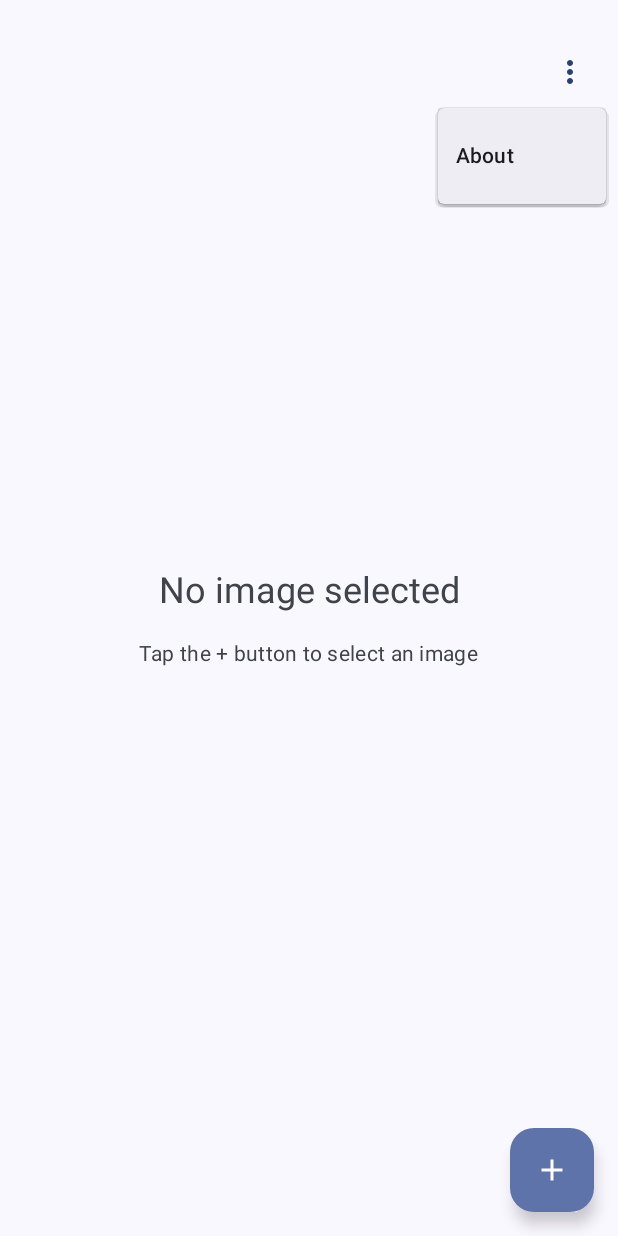
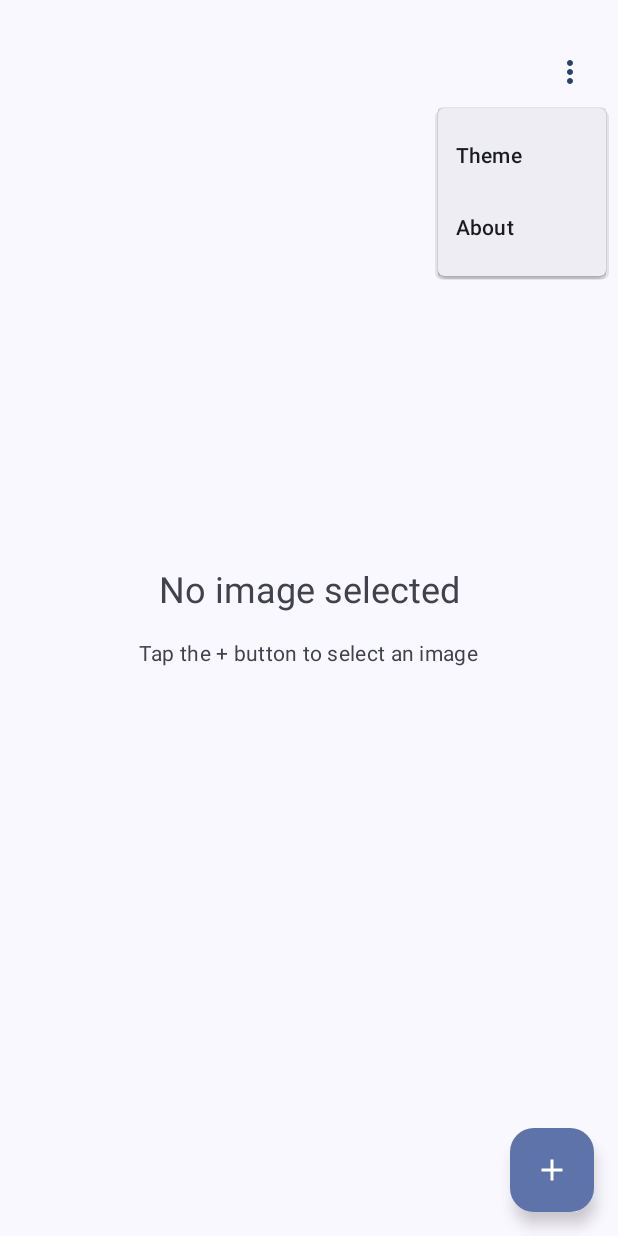
Before and after one commit to zac15987/LockView, an Android app built with Jetpack Compose: the screen it shows after launch (MainActivity), after a tap on "Menu", on a phone screen of 412 x 824 dp. Run offline under Robolectric (Android 15) with nearby library versions, the light colour scheme and no system bars.

Commit message:
feat: implement theme switcher with light, dark, and system options
Adds theme selection dialog accessible via the overflow menu, allowing
users to choose between light, dark, and system themes. Uses DataStore
for persistence, ViewModel with factory pattern, and Material3 UI.
Applies theme changes instantly without requiring app restart.

```diff
--- a/app/build.gradle.kts
+++ b/app/build.gradle.kts
@@ -59,6 +59,9 @@ dependencies {
     // Permissions
     implementation("com.google.accompanist:accompanist-permissions:0.32.0")
 
+    // DataStore for preferences
+    implementation("androidx.datastore:datastore-preferences:1.0.0")
+
     testImplementation(libs.junit)
     androidTestImplementation(libs.androidx.junit)
     androidTestImplementation(libs.androidx.espresso.core)
--- a/app/src/main/java/com/zac15987/lockview/MainActivity.kt
+++ b/app/src/main/java/com/zac15987/lockview/MainActivity.kt
@@ -10,9 +10,13 @@ import androidx.activity.ComponentActivity
 import androidx.activity.compose.setContent
 import androidx.activity.enableEdgeToEdge
 import androidx.lifecycle.viewmodel.compose.viewModel
+import androidx.lifecycle.compose.collectAsStateWithLifecycle
+import com.zac15987.lockview.data.theme.ThemeRepository
 import com.zac15987.lockview.ui.screens.ImageViewerScreen
 import com.zac15987.lockview.ui.theme.LockViewTheme
 import com.zac15987.lockview.viewmodel.ImageViewerViewModel
+import com.zac15987.lockview.viewmodel.ThemeViewModel
+import com.zac15987.lockview.viewmodel.ThemeViewModelFactory
 
 class MainActivity : ComponentActivity() {
 
@@ -48,10 +52,16 @@ class MainActivity : ComponentActivity() {
         registerReceiver(screenUnlockReceiver, filter)
 
         setContent {
-            LockViewTheme {
+            val themeRepository = ThemeRepository(this@MainActivity)
+            val themeViewModel: ThemeViewModel = viewModel(
+                factory = ThemeViewModelFactory(themeRepository)
+            )
+            val themePreference = themeViewModel.themePreference.collectAsStateWithLifecycle()
+
+            LockViewTheme(themePreference = themePreference.value) {
                 val vm = viewModel<ImageViewerViewModel>()
                 viewModel = vm // Store reference for unlock detection
-                ImageViewerScreen(vm)
+                ImageViewerScreen(vm, themeViewModel)
             }
         }
     }
--- /dev/null
+++ b/app/src/main/java/com/zac15987/lockview/data/theme/ThemePreference.kt
@@ -0,0 +1,7 @@
+package com.zac15987.lockview.data.theme
+
+enum class ThemePreference(val displayName: String) {
+    LIGHT("Light"),
+    DARK("Dark"),
+    SYSTEM("System")
+}
--- /dev/null
+++ b/app/src/main/java/com/zac15987/lockview/data/theme/ThemeRepository.kt
@@ -0,0 +1,33 @@
+package com.zac15987.lockview.data.theme
+
+import android.content.Context
+import androidx.datastore.core.DataStore
+import androidx.datastore.preferences.core.Preferences
+import androidx.datastore.preferences.core.edit
+import androidx.datastore.preferences.core.stringPreferencesKey
+import androidx.datastore.preferences.preferencesDataStore
+import kotlinx.coroutines.flow.Flow
+import kotlinx.coroutines.flow.map
+
+private val Context.dataStore: DataStore<Preferences> by preferencesDataStore(name = "theme_preferences")
+
+class ThemeRepository(private val context: Context) {
+
+    private val themeKey = stringPreferencesKey("theme_preference")
+
+    val themePreference: Flow<ThemePreference> = context.dataStore.data
+        .map { preferences ->
+            val themeName = preferences[themeKey] ?: ThemePreference.SYSTEM.name
+            try {
+                ThemePreference.valueOf(themeName)
+            } catch (e: IllegalArgumentException) {
+                ThemePreference.SYSTEM
+            }
+        }
+
+    suspend fun setThemePreference(theme: ThemePreference) {
+        context.dataStore.edit { preferences ->
+            preferences[themeKey] = theme.name
+        }
+    }
+}
--- a/app/src/main/java/com/zac15987/lockview/ui/theme/Theme.kt
+++ b/app/src/main/java/com/zac15987/lockview/ui/theme/Theme.kt
@@ -10,6 +10,7 @@ import androidx.compose.material3.dynamicLightColorScheme
 import androidx.compose.material3.lightColorScheme
 import androidx.compose.runtime.Composable
 import androidx.compose.ui.platform.LocalContext
+import com.zac15987.lockview.data.theme.ThemePreference
 
 private val DarkColorScheme = darkColorScheme(
     primary = Purple80,
@@ -35,11 +36,17 @@ private val LightColorScheme = lightColorScheme(
 
 @Composable
 fun LockViewTheme(
-    darkTheme: Boolean = isSystemInDarkTheme(),
+    themePreference: ThemePreference = ThemePreference.SYSTEM,
     // Dynamic color is available on Android 12+
     dynamicColor: Boolean = true,
     content: @Composable () -> Unit
 ) {
+    val darkTheme = when (themePreference) {
+        ThemePreference.LIGHT -> false
+        ThemePreference.DARK -> true
+        ThemePreference.SYSTEM -> isSystemInDarkTheme()
+    }
+
     val colorScheme = when {
         dynamicColor && Build.VERSION.SDK_INT >= Build.VERSION_CODES.S -> {
             val context = LocalContext.current
--- /dev/null
+++ b/app/src/main/java/com/zac15987/lockview/viewmodel/ThemeViewModel.kt
@@ -0,0 +1,25 @@
+package com.zac15987.lockview.viewmodel
+
+import androidx.lifecycle.ViewModel
+import androidx.lifecycle.viewModelScope
+import com.zac15987.lockview.data.theme.ThemePreference
+import com.zac15987.lockview.data.theme.ThemeRepository
+import kotlinx.coroutines.flow.StateFlow
+import kotlinx.coroutines.flow.stateIn
+import kotlinx.coroutines.launch
+
+class ThemeViewModel(private val themeRepository: ThemeRepository) : ViewModel() {
+
+    val themePreference: StateFlow<ThemePreference> = themeRepository.themePreference
+        .stateIn(
+            scope = viewModelScope,
+            started = kotlinx.coroutines.flow.SharingStarted.WhileSubscribed(5000),
+            initialValue = ThemePreference.SYSTEM
+        )
+
+    fun setThemePreference(theme: ThemePreference) {
+        viewModelScope.launch {
+            themeRepository.setThemePreference(theme)
+        }
+    }
+}
--- /dev/null
+++ b/app/src/main/java/com/zac15987/lockview/viewmodel/ThemeViewModelFactory.kt
@@ -0,0 +1,15 @@
+package com.zac15987.lockview.viewmodel
+
+import androidx.lifecycle.ViewModel
+import androidx.lifecycle.ViewModelProvider
+import com.zac15987.lockview.data.theme.ThemeRepository
+
+class ThemeViewModelFactory(private val themeRepository: ThemeRepository) : ViewModelProvider.Factory {
+    @Suppress("UNCHECKED_CAST")
+    override fun <T : ViewModel> create(modelClass: Class<T>): T {
+        if (modelClass.isAssignableFrom(ThemeViewModel::class.java)) {
+            return ThemeViewModel(themeRepository) as T
+        }
+        throw IllegalArgumentException("Unknown ViewModel class")
+    }
+}
```
Also changed, not shown: app/src/main/java/com/zac15987/lockview/ui/screens/ImageViewerScreen.kt (+54 -1 lines).
